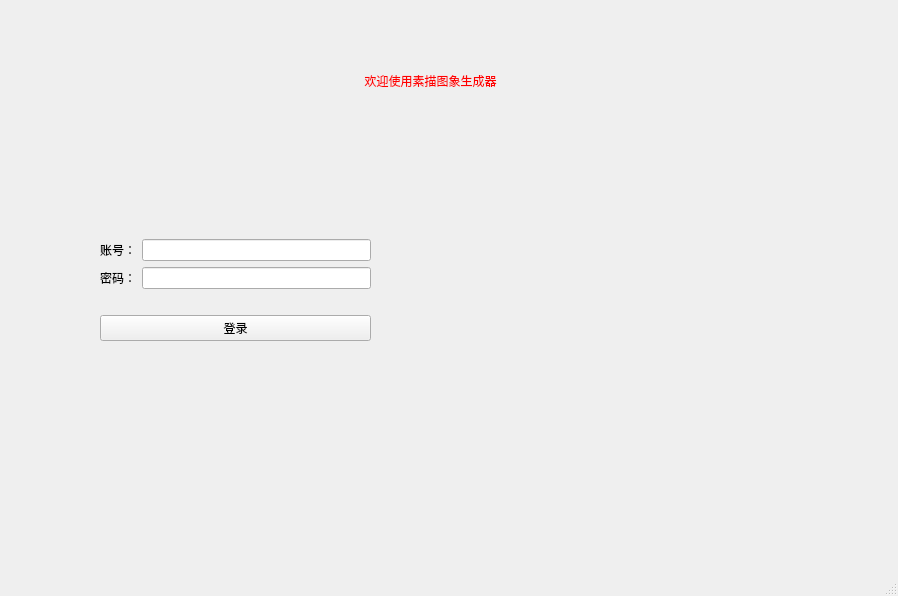
Before: the Qt Designer form view/UI_MainWindow.ui in xsxz01/PyQt5DesignMode, drawn with Qt 5.
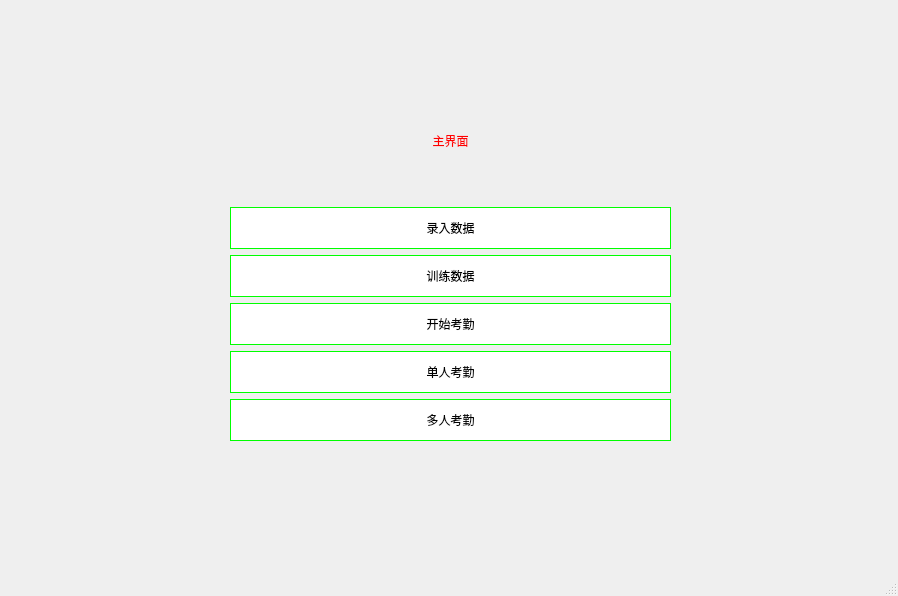
After: the same form once the commit is applied. Icons and pictures are not drawn.

Commit message: 创建以下窗口，并更新窗口之间逻辑： 1. 录入窗口 2. 多人考勤窗口 3. 单人考勤窗口 4. 开始考勤窗口 5. 更新初始窗口

```diff
--- a/view/UI_MainWindow.ui
+++ b/view/UI_MainWindow.ui
@@ -17,127 +17,102 @@
    <bool>false</bool>
   </property>
   <widget class="QWidget" name="centralwidget">
-   <widget class="QLabel" name="label">
-    <property name="geometry">
-     <rect>
-      <x>480</x>
-      <y>130</y>
-      <width>331</width>
-      <height>281</height>
-     </rect>
-    </property>
-    <property name="maximumSize">
-     <size>
-      <width>331</width>
-      <height>16777215</height>
-     </size>
-    </property>
-    <property name="text">
-     <string/>
-    </property>
-    <property name="pixmap">
-     <pixmap resource="res/testRes.qrc">:/test/user.jpg</pixmap>
-    </property>
-    <property name="scaledContents">
-     <bool>true</bool>
-    </property>
-   </widget>
    <widget class="QWidget" name="verticalLayoutWidget">
     <property name="geometry">
      <rect>
-      <x>100</x>
-      <y>210</y>
-      <width>271</width>
-      <height>131</height>
+      <x>230</x>
+      <y>80</y>
+      <width>441</width>
+      <height>361</height>
      </rect>
     </property>
     <layout class="QVBoxLayout" name="verticalLayout">
      <item>
-      <spacer name="verticalSpacer">
-       <property name="orientation">
-        <enum>Qt::Vertical</enum>
+      <widget class="QLabel" name="label">
+       <property name="styleSheet">
+        <string notr="true">color:rgb(255, 0, 0);
+font: 36pt &quot;黑体&quot;;</string>
        </property>
-       <property name="sizeHint" stdset="0">
-        <size>
-         <width>20</width>
-         <height>40</height>
-        </size>
+       <property name="text">
+        <string>主界面</string>
        </property>
-      </spacer>
+       <property name="alignment">
+        <set>Qt::AlignCenter</set>
+       </property>
+      </widget>
      </item>
      <item>
-      <layout class="QFormLayout" name="formLayout">
-       <item row="0" column="0">
-        <widget class="QLabel" name="label_2">
-         <property name="text">
-          <string>账号：</string>
-         </property>
-         <property name="alignment">
-          <set>Qt::AlignRight|Qt::AlignTrailing|Qt::AlignVCenter</set>
-         </property>
-        </widget>
-       </item>
-       <item row="1" column="0">
-        <widget class="QLabel" name="label_3">
-         <property name="text">
-          <string>密码：</string>
-         </property>
-         <property name="alignment">
-          <set>Qt::AlignRight|Qt::AlignTrailing|Qt::AlignVCenter</set>
-         </property>
-        </widget>
-       </item>
-       <item row="0" column="1">
-        <widget class="QLineEdit" name="lineEdit_username"/>
-       </item>
-       <item row="1" column="1">
-        <widget class="QLineEdit" name="lineEdit_password"/>
-       </item>
-      </layout>
+      <widget class="QPushButton" name="pushButton_insert">
+       <property name="styleSheet">
+        <string notr="true">background-color:#FFFFFF;
+height:40px;
+font: 25 18pt &quot;等线 Light&quot;;
+border:1px solid #00FF00;
+border-radius:25px;</string>
+       </property>
+       <property name="text">
+        <string>录入数据</string>
+       </property>
+      </widget>
      </item>
      <item>
-      <spacer name="horizontalSpacer">
-       <property name="orientation">
-        <enum>Qt::Horizontal</enum>
+      <widget class="QPushButton" name="pushButton_train">
+       <property name="styleSheet">
+        <string notr="true">background-color:#FFFFFF;
+height:40px;
+font: 25 18pt &quot;等线 Light&quot;;
+border:1px solid #00FF00;
+border-radius:25px;</string>
        </property>
-       <property name="sizeHint" stdset="0">
-        <size>
-         <width>40</width>
-         <height>20</height>
-        </size>
+       <property name="text">
+        <string>训练数据</string>
        </property>
-      </spacer>
+      </widget>
      </item>
      <item>
-      <widget class="QPushButton" name="pushButton_login">
+      <widget class="QPushButton" name="pushButton_run">
+       <property name="styleSheet">
+        <string notr="true">background-color:#FFFFFF;
+height:40px;
+font: 25 18pt &quot;等线 Light&quot;;
+border:1px solid #00FF00;
+border-radius:25px;</string>
+       </property>
        <property name="text">
-        <string>登录</string>
+        <string>开始考勤</string>
+       </property>
+      </widget>
+     </item>
+     <item>
+      <widget class="QPushButton" name="pushButton_simple">
+       <property name="styleSheet">
+        <string notr="true">background-color:#FFFFFF;
+height:40px;
+font: 25 18pt &quot;等线 Light&quot;;
+border:1px solid #00FF00;
+border-radius:25px;</string>
+       </property>
+       <property name="text">
+        <string>单人考勤</string>
+       </property>
+      </widget>
+     </item>
+     <item>
+      <widget class="QPushButton" name="pushButton_multiple">
+       <property name="styleSheet">
+        <string notr="true">background-color:#FFFFFF;
+height:40px;
+font: 25 18pt &quot;等线 Light&quot;;
+border:1px solid #00FF00;
+border-radius:25px;</string>
+       </property>
+       <property name="text">
+        <string>多人考勤</string>
        </property>
       </widget>
      </item>
     </layout>
    </widget>
-   <widget class="QLabel" name="label_4">
-    <property name="geometry">
-     <rect>
-      <x>90</x>
-      <y>50</y>
-      <width>681</width>
-      <height>61</height>
-     </rect>
-    </property>
-    <property name="styleSheet">
-     <string notr="true">font: 36pt &quot;黑体&quot;;
-color:rgb(255, 0, 0);
-border-radius:5px;</string>
-    </property>
-    <property name="text">
-     <string>欢迎使用素描图象生成器</string>
-    </property>
-    <property name="alignment">
-     <set>Qt::AlignCenter</set>
-    </property>
-   </widget>
   </widget>
   <widget class="QMenuBar" name="menubar">
    <property name="geometry">
```
Left out of the diff: 5 changed lines with no effect on the pictures. The commit also changes 14 other files.
